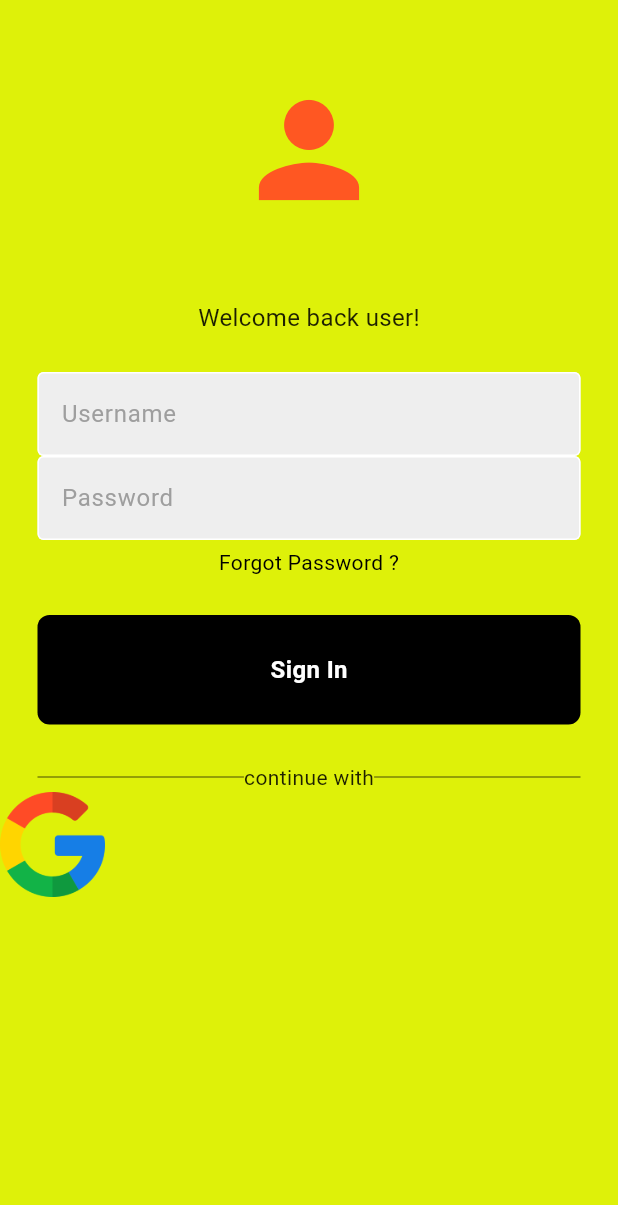
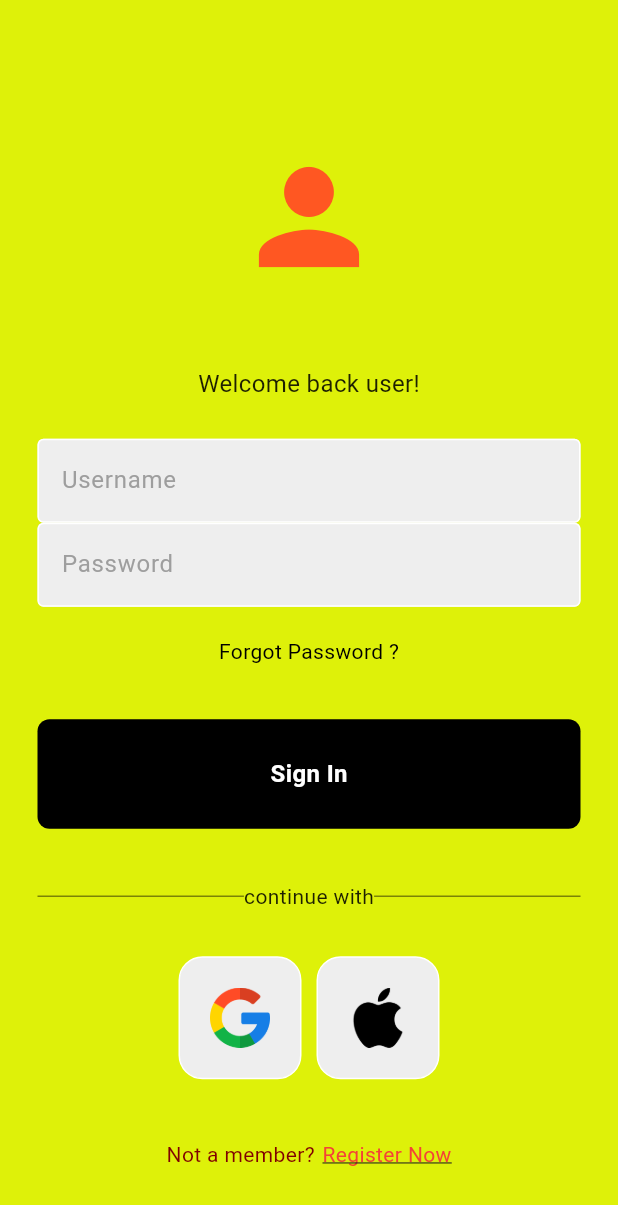
Before and after one commit to adityagupta7711/LoginPage, a Flutter app: the screen it shows after launch, on a phone screen of 412 x 824 dp. Shown: the top 1205 px of the screen. Run offline on Flutter 3.47's test engine with Material 3 defaults, Android fonts, the phone set to English and light mode, and no system bars.

Commit message:
new changes in UI

```diff
--- a/lib/pages/login_page.dart
+++ b/lib/pages/login_page.dart
@@ -1,5 +1,6 @@
 import 'package:flutter/material.dart';
 import 'package:login_page_auth/components/my_button.dart';
+import 'package:login_page_auth/components/square_tile.dart';
 import 'package:login_page_auth/components/textfield.dart';
 
 class Loginpage extends StatelessWidget {
@@ -20,6 +21,7 @@ class Loginpage extends StatelessWidget {
         //makes the ui avoid the notch area
         child: Center(
           child: Column(
+            mainAxisAlignment: MainAxisAlignment.center,
             children: [
               const SizedBox(
                 height: 50,
@@ -54,7 +56,7 @@ class Loginpage extends StatelessWidget {
                 hintText: 'Password',
                 obscureText: true,
               ),
-              const SizedBox(height: 5),
+              const SizedBox(height: 20),
 
               //forgot password
               Text(
@@ -63,13 +65,13 @@ class Loginpage extends StatelessWidget {
               ),
 
               //sign in button
-              const SizedBox(height: 25),
+              const SizedBox(height: 35),
               MyButton(
                 onTap: signUserIn,
               ),
 
               //or continue with
-              const SizedBox(height: 25),
+              const SizedBox(height: 35),
               Padding(
                 padding: const EdgeInsets.symmetric(horizontal: 25.0),
                 child: Row(
@@ -81,10 +83,10 @@ class Loginpage extends StatelessWidget {
                       ),
                     ),
                     Text(
-                    'continue with',
-                    style: TextStyle(color: Colors.black87),
+                      'continue with',
+                      style: TextStyle(color: Colors.black87),
                     ),
-                     Expanded(
+                    Expanded(
                       child: Divider(
                         thickness: 1,
                         color: Colors.black45,
@@ -93,17 +95,43 @@ class Loginpage extends StatelessWidget {
                   ],
                 ),
               ),
+              const SizedBox(
+                height: 30,
+              ),
               //google + apple sign-in
               Row(
+                mainAxisAlignment: MainAxisAlignment.center,
                 children: [
                   //google button
-                  Image.asset('lib/assets/google.png',
-                  height: 70,
-                  )
+                  SquareTile(imagePath: 'lib/assets/google.png'),
+
+                  const SizedBox(width: 10),
+
+                  //apple button
+                  SquareTile(imagePath: 'lib/assets/apple.png')
+                ],
+              ),
+
+              const SizedBox(
+                height: 40,
+              ),
+              //not a member? register now
+              Row(
+                mainAxisAlignment: MainAxisAlignment.center,
+                children: [
+                  Text(
+                    'Not a member?',
+                    style: TextStyle(color: Color.fromRGBO(128, 0, 0, 1)),
+                  ),
+                  const SizedBox(width: 5),
+                  Text(
+                    'Register Now',
+                    style: TextStyle(
+                        color: Colors.red,
+                        decoration: TextDecoration.underline),
+                  ),
                 ],
               )
-
-              //not a member? register now
             ],
           ),
         ),
```
